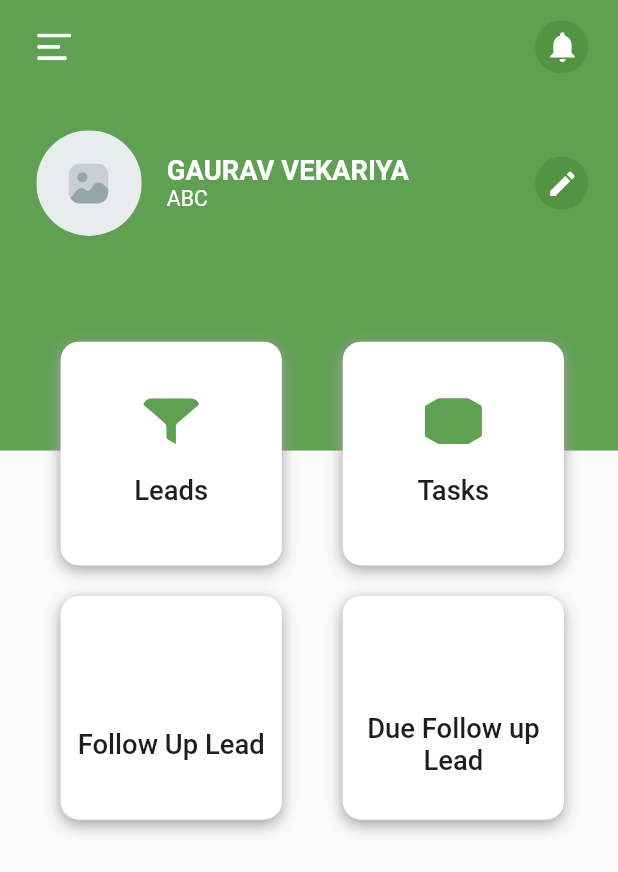
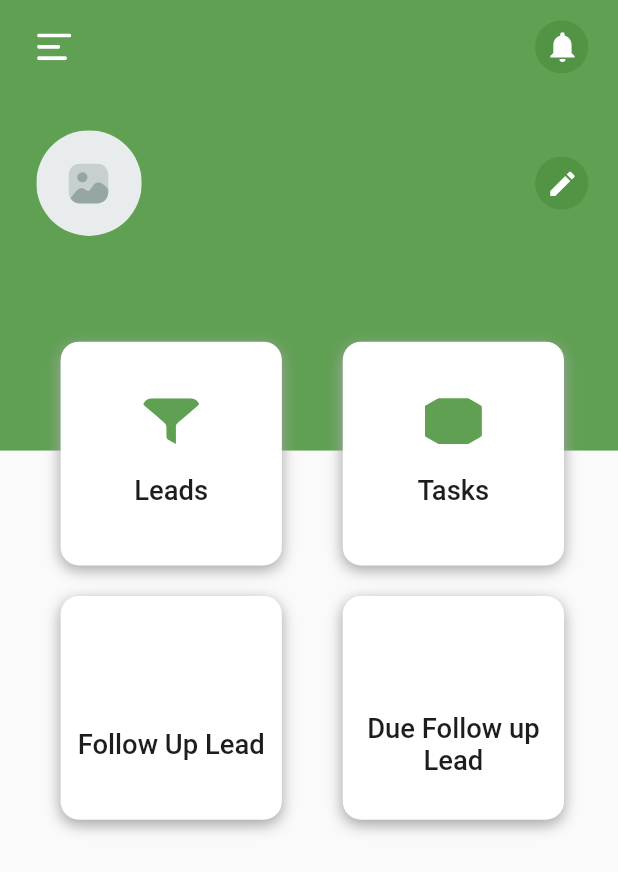
Before and after one commit to mayankmodi22/ClumpApp, a Flutter app: the DashboardView screen opened by its route, on a phone screen of 412 x 824 dp. Shown: the top 872 px of the screen. Run offline on Flutter 3.47's test engine with Material 2 defaults, Android fonts, the light colour scheme and no system bars; drawn by our look-alikes of cached_network_image; our stand-ins replace flutter_screenutil, flutter_spinkit, flutter_svg, get, get_storage; accounts and stored records are empty; network calls fail.

Commit message:
Dashboard Name,Email and Profile Set

```diff
--- a/lib/LocalData/getStorage_utils.dart
+++ b/lib/LocalData/getStorage_utils.dart
@@ -9,11 +9,11 @@ class GetStorageutils {
 
   static getValue({required String key}) {
     final box = GetStorage();
-    return box.read(KeyStorage.loginUser);
+    return box.read(KeyStorage.user);
   }
 
   static userIFNull({required String key, required String value}) {
     final box = GetStorage();
-    box.writeIfNull(KeyStorage.loginUser, value);
+    box.writeIfNull(KeyStorage.user, value);
   }
 }
--- a/lib/LocalData/keyStorage.dart
+++ b/lib/LocalData/keyStorage.dart
@@ -1,3 +1,3 @@
 class KeyStorage {
-  static const loginUser = "UserKey";
+  static const user = "UserKey";
 }
--- /dev/null
+++ b/lib/MVC/Binding/dashboardBinding.dart
@@ -0,0 +1,10 @@
+import 'package:clump_app/MVC/Controller/dashboardController.dart';
+import 'package:clump_app/MVC/Controller/loginController.dart';
+import 'package:get/get.dart';
+
+class DashboardBinding extends Bindings {
+  @override
+  void dependencies() {
+    Get.lazyPut(() => DashboardController());
+  }
+}
--- /dev/null
+++ b/lib/MVC/Controller/dashboardController.dart
@@ -0,0 +1,19 @@
+import 'package:clump_app/LocalData/getStorage_utils.dart';
+import 'package:clump_app/LocalData/keyStorage.dart';
+import 'package:clump_app/MVC/Model/userModel.dart';
+import 'package:get/get.dart';
+
+class DashboardController extends GetxController {
+  Rx<UserModel> userModel = UserModel().obs;
+
+  @override
+  void onInit() {
+    super.onInit();
+    getUserTOLocal();
+  }
+
+  getUserTOLocal() async {
+    var model = GetStorageutils.getValue(key: KeyStorage.user);
+    userModel.value = userModelFromJson(model.toString());
+  }
+}
--- a/lib/MVC/Controller/loginController.dart
+++ b/lib/MVC/Controller/loginController.dart
@@ -3,6 +3,7 @@ import 'dart:io';
 import 'package:clump_app/LocalData/GetStorage_utils.dart';
 import 'package:clump_app/LocalData/keyStorage.dart';
 import 'package:clump_app/MVC/Model/baseModel.dart';
+import 'package:clump_app/MVC/Model/userModel.dart';
 import 'package:clump_app/Network/api_endpoint.dart';
 import 'package:clump_app/Network/api_response.dart';
 import 'package:clump_app/Routes/appRoutes.dart';
@@ -33,7 +34,7 @@ class LoginController extends GetxController {
         if (value.statusCode == 200) {
           Map<String, dynamic> userModel = json.decode(value.body);
           BaseModel model = BaseModel.fromJson(userModel);
-          GetStorageutils.setString(key: KeyStorage.loginUser, value: 'active');
+          GetStorageutils.setString(key: KeyStorage.user, value: value.body);
 
           Get.offAllNamed(AppRoutes.dashboard);
         } else {
--- a/lib/MVC/Controller/signUpController.dart
+++ b/lib/MVC/Controller/signUpController.dart
@@ -37,7 +37,7 @@ class SignUpController extends GetxController {
         if (value.statusCode == 200) {
           Map<String, dynamic> userModel = json.decode(value.body);
           BaseModel model = BaseModel.fromJson(userModel);
-          GetStorageutils.setString(key: KeyStorage.loginUser, value: 'active');
+          GetStorageutils.setString(key: KeyStorage.user, value: value.body);
 
           Get.offAllNamed(AppRoutes.dashboard);
         } else {
--- a/lib/MVC/View/dashboardView.dart
+++ b/lib/MVC/View/dashboardView.dart
@@ -1,4 +1,5 @@
 import 'package:cached_network_image/cached_network_image.dart';
+import 'package:clump_app/MVC/Controller/dashboardController.dart';
 import 'package:clump_app/MVC/Model/categortModel.dart';
 import 'package:clump_app/MVC/View/drawerView.dart';
 import 'package:clump_app/MVC/View/editProfileView.dart';
@@ -6,26 +7,20 @@ import 'package:clump_app/MVC/View/leadsView.dart';
 import 'package:clump_app/Utils/colorsConst.dart';
 import 'package:clump_app/Utils/fontConst.dart';
 import 'package:clump_app/Utils/imageConst.dart';
-import 'package:clump_app/Utils/stringConst.dart';
-import 'package:clump_app/widget/borderWidget.dart';
 import 'package:clump_app/widget/widget.dart';
 import 'package:flutter/material.dart';
 import 'package:flutter/services.dart';
 import 'package:flutter_screenutil/flutter_screenutil.dart';
 import 'package:flutter_svg/flutter_svg.dart';
 import 'package:get/get.dart';
-import 'signupView.dart';
 
-class DashboardView extends StatefulWidget {
-  const DashboardView({super.key});
+class DashboardView extends GetView<DashboardController> {
+  DashboardView({super.key});
 
-  @override
-  State<DashboardView> createState() => _DashboardViewState();
-}
+  TextEditingController companyNameController = TextEditingController();
 
-class _DashboardViewState extends State<DashboardView> {
-  TextEditingController companyNameController = TextEditingController();
   TextEditingController companyAddressController = TextEditingController();
+
   List<CategoryModel> listCategory = [
     CategoryModel(image: categoryfillterIcon, title: "Leads"),
     CategoryModel(image: categorTaskIcon, title: "Tasks"),
@@ -87,7 +82,9 @@ class _DashboardViewState extends State<DashboardView> {
                               key: UniqueKey(),
                               maxHeightDiskCache: 800,
                               maxWidthDiskCache: 800,
-                              imageUrl: profileNetwork,
+                              imageUrl: controller.userModel.value.data?.user
+                                      ?.profileImage ??
+                                  "",
                               height: 69.35.h,
                               fit: BoxFit.cover,
                               width: 69.35.h,
@@ -116,19 +113,34 @@ class _DashboardViewState extends State<DashboardView> {
                                 Column(
                                   crossAxisAlignment: CrossAxisAlignment.start,
                                   children: [
-                                    Text(
-                                      "GAURAV VEKARIYA",
+                                    SizedBox(
+                                      width: 210.w,
+                                      child: Text(
+                                        controller.userModel.value.data?.user
+                                                ?.fullName ??
+                                            "",
+                                        maxLines: 2,
+                                        overflow: TextOverflow.ellipsis,
                                         style: TextStyle(
                                             fontSize: 18.sp,
                                             fontFamily: fontRobotoDisplayBold,
                                             color: colorFFFFF),
                                       ),
-                                    Text(
-                                      "ABC",
+                                    ),
+                                    SizedBox(
+                                      width: 210.w,
+                                      child: Text(
+                                        controller.userModel.value.data?.user
+                                                ?.userName ??
+                                            "",
+                                        maxLines: 2,
+                                        overflow: TextOverflow.ellipsis,
                                         style: TextStyle(
                                             fontSize: 14.sp,
-                                          fontFamily: fontRobotoDisplayRegular,
+                                            fontFamily:
+                                                fontRobotoDisplayRegular,
                                             color: colorFFFFF),
+                                      ),
                                     )
                                   ],
                                 ),
--- a/lib/MVC/View/drawerView.dart
+++ b/lib/MVC/View/drawerView.dart
@@ -107,7 +107,7 @@ class _CustomDrowerState extends State<CustomDrower> {
                 ),
                 onTap: () {
                   GetStorageutils.setString(
-                      key: KeyStorage.loginUser, value: 'UnActive');
+                      key: KeyStorage.user, value: 'UnActive');
 
                   Get.offAllNamed(AppRoutes.login);
                 },
--- a/lib/MVC/View/splashScreenView.dart
+++ b/lib/MVC/View/splashScreenView.dart
@@ -25,7 +25,7 @@ class _SplashScreenViewState extends State<SplashScreenView> {
   }
 
   callScreen() async {
-    GetStorageutils.userIFNull(key: KeyStorage.loginUser, value: 'UnActive');
+    GetStorageutils.userIFNull(key: KeyStorage.user, value: 'UnActive');
 
     Future.delayed(const Duration(seconds: 2), () async {
       redirect();
@@ -33,7 +33,7 @@ class _SplashScreenViewState extends State<SplashScreenView> {
   }
 
   redirect() {
-    var data = GetStorageutils.getValue(key: KeyStorage.loginUser);
+    var data = GetStorageutils.getValue(key: KeyStorage.user);
     if (data == 'UnActive') {
       Get.offAllNamed(AppRoutes.login);
     } else {
--- a/lib/Routes/appPages.dart
+++ b/lib/Routes/appPages.dart
@@ -1,3 +1,4 @@
+import 'package:clump_app/MVC/Binding/dashboardBinding.dart';
 import 'package:clump_app/MVC/Binding/loginBinding.dart';
 import 'package:clump_app/MVC/Binding/signupBinding.dart';
 import 'package:clump_app/MVC/Controller/loginController.dart';
@@ -27,9 +28,9 @@ class AppPages {
         page: () => SignUpView(),
         binding: SignUpBinding()),
     GetPage(
-      name: AppRoutes.dashboard,
-      page: () => DashboardView(),
-    ),
+        name: AppRoutes.dashboard,
+        page: () => DashboardView(),
+        binding: DashboardBinding()),
     GetPage(
       name: AppRoutes.companyDetails,
       page: () => const CompanyDetailsView(),
--- a/lib/main.dart
+++ b/lib/main.dart
@@ -3,6 +3,7 @@ import 'package:clump_app/Routes/appRoutes.dart';
 import 'package:flutter/material.dart';
 import 'package:flutter_screenutil/flutter_screenutil.dart';
 import 'package:get/get.dart';
+
 import 'package:get_storage/get_storage.dart';
 
 Future<void> main() async {
```
Also changed, not shown: lib/MVC/Model/userModel.dart (added, +154 -0 lines). Lines whose indentation alone changed are shown as unchanged.
